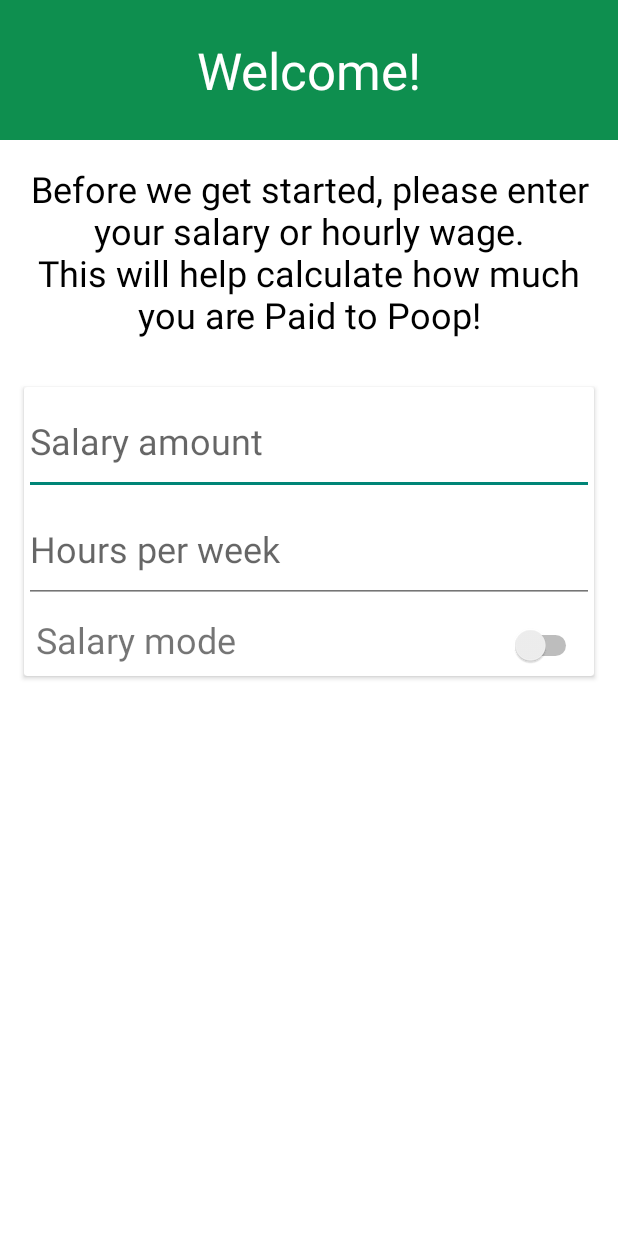
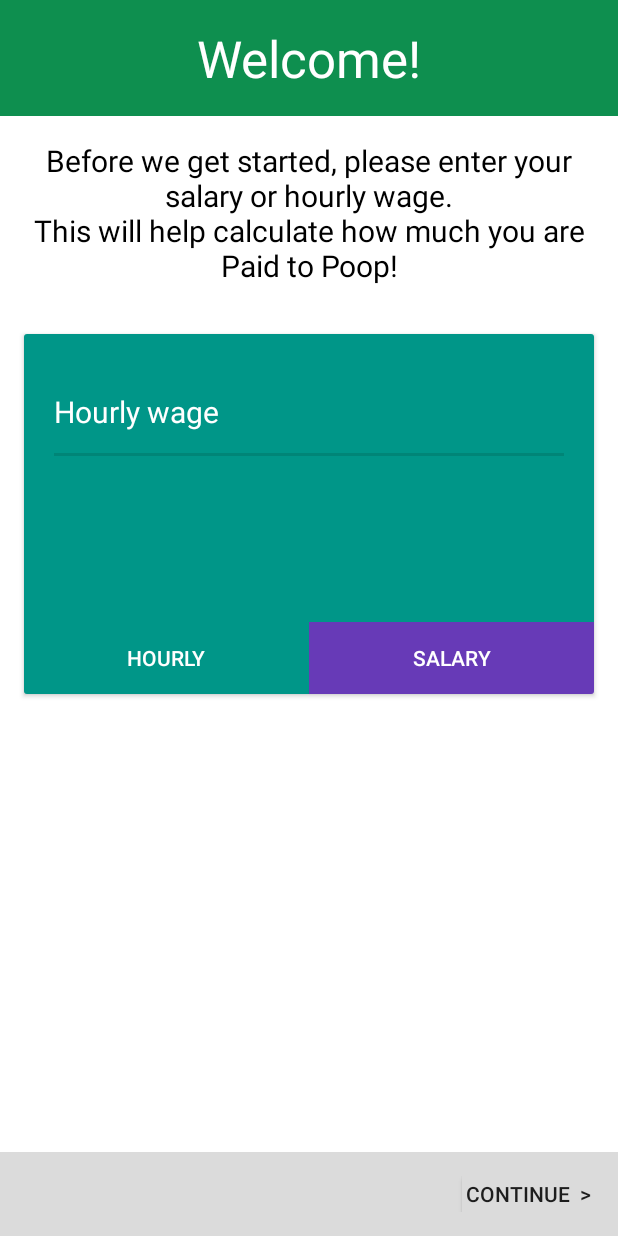
Before and after one commit to BearDroid/PaidToPoop, an Android app: the screen it shows after launch (IntroActivity), on a phone screen of 412 x 824 dp. Run offline under Robolectric (Android 15) with nearby library versions, the phone set to English and light mode, and no system bars; libraries missing offline, so code that uses them is left out: com.getbase.floatingactionbutton; 7 statements that could not run were skipped.

Commit message:
Finished up the intro screen. It all works, but needs a bit of visual polish. Tweaked the settings menu a bit as far as setting the switch on if the intro was used and making the info appear on first startup.

```diff
--- a/app/src/main/java/com/beardroid/paid2poop/HomeFragment.java
+++ b/app/src/main/java/com/beardroid/paid2poop/HomeFragment.java
@@ -13,7 +13,6 @@ import android.os.Build;
 import android.os.Bundle;
 import android.support.v7.widget.LinearLayoutManager;
 import android.support.v7.widget.RecyclerView;
-import android.support.v7.widget.Toolbar;
 import android.view.LayoutInflater;
 import android.view.View;
 import android.view.ViewGroup;
@@ -30,8 +29,6 @@ import java.util.ArrayList;
 import java.util.Calendar;
 import java.util.List;
 import java.util.Locale;
-import java.util.Timer;
-import java.util.TimerTask;
 
 /**
  * Created by Max on 11/13/2014.
@@ -42,38 +39,30 @@ public class HomeFragment extends Fragment {
     public Context context = getActivity();
     public SharedPreferences pref;
     DataHandler handler;
-    Timer t;
-    TimerTask task;
-    private RecyclerView mRecyclerView;
     private RecyclerView.Adapter mAdapter;
-    private RecyclerView.LayoutManager mLayoutManager;
-    private Toolbar mToolbar;
 
     @Override
     public View onCreateView(final LayoutInflater inflater, ViewGroup container, Bundle savedInstanceState) {
         final View view = inflater.inflate(R.layout.fragment_home, container, false);
         pref = getActivity().getSharedPreferences(MY_PREFS, Context.MODE_PRIVATE);
         openDB();
-        /**
-         String checker = pref.getString("hourlyWage", null);
-         Double checkerDbl = Double.parseDouble(checker);
-         if(checker.isEmpty() || checkerDbl == 0.0){
-         introView();
-         }**/
+
         final RecyclerView recyclerView = (RecyclerView) view.findViewById(R.id.pooplist);
         recyclerView.setHasFixedSize(true);
         LinearLayoutManager llm = new LinearLayoutManager(getActivity());
         llm.setOrientation(LinearLayoutManager.VERTICAL);
         recyclerView.setLayoutManager(llm);
 
+        checker();
         populateListViewFromDB(recyclerView);
         makeHeaderNumber(view);
-        mToolbar = (Toolbar) getActivity().findViewById(R.id.toolbar);
+
+
         final FloatingActionsMenu mainFab = (FloatingActionsMenu) view.findViewById(R.id.mainFab);
         FloatingActionButton editFab = (FloatingActionButton) view.findViewById(R.id.editFab);
         FloatingActionButton timerFab = (FloatingActionButton) view.findViewById(R.id.timerFab);
-        editFab.setSize(1);
-        timerFab.setSize(1);
+        editFab.setSize(FloatingActionButton.SIZE_MINI);
+        timerFab.setSize(FloatingActionButton.SIZE_MINI);
         timerFab.setOnClickListener(new View.OnClickListener() {
             @Override
             public void onClick(View v) {
@@ -150,12 +139,7 @@ public class HomeFragment extends Fragment {
 
     @Override
     public void onResume() {
-        boolean checker = false;
-        if (!checker) {
-            Intent intent = new Intent(getActivity(), IntroActivity.class);
-            intent.setFlags(Intent.FLAG_ACTIVITY_CLEAR_TOP);
-            startActivity(intent);
-        }
+        checker();
         RecyclerView recyclerView = (RecyclerView) getView().findViewById(R.id.pooplist);
         populateListViewFromDB(recyclerView);
         makeHeaderNumber(getView());
@@ -191,8 +175,13 @@ public class HomeFragment extends Fragment {
         return date;
     }
 
-    public void introView() {
-
+    public void checker() {
+        String check = pref.getString("hourlyWage", "nada");
+        if (check.equals("nada")) {
+            Intent intent = new Intent(getActivity(), IntroActivity.class);
+            intent.setFlags(Intent.FLAG_ACTIVITY_CLEAR_TOP);
+            startActivity(intent);
+        }
     }
 
     //here lie database stuff
--- a/app/src/main/java/com/beardroid/paid2poop/IntroActivity.java
+++ b/app/src/main/java/com/beardroid/paid2poop/IntroActivity.java
@@ -1,25 +1,54 @@
 package com.beardroid.paid2poop;
 
+import android.content.Context;
+import android.content.SharedPreferences;
 import android.os.Bundle;
 import android.support.v7.app.ActionBarActivity;
-import android.widget.CompoundButton;
-import android.widget.Switch;
+import android.view.View;
+import android.widget.Button;
+import android.widget.EditText;
+import android.widget.LinearLayout;
+import android.widget.Toast;
+
+import java.text.DecimalFormat;
 
 /**
  * Created by Max on 12/6/2014.
  */
-public class IntroActivity extends ActionBarActivity {
+public class IntroActivity extends ActionBarActivity implements View.OnClickListener {
+    public static final String MY_PREFS = "myPrefs";
+    public SharedPreferences pref;
+    Button salaryBtn;
+    Button hourlyBtn;
+    Button continueBtn;
+    EditText salaryEditText;
+    EditText hourlyEditText; //used for hourly wage
+    EditText hoursEditText; //used for salary hours (yeah I couldn't think of a better name)
+    LinearLayout hourlyLayout;
+    LinearLayout salaryLayout;
+    boolean isHourly;
+    SharedPreferences.Editor editor;
+
     @Override
     public void onCreate(Bundle savedInstanceState) {
         super.onCreate(savedInstanceState);
         setContentView(R.layout.intro_view);
-        Switch salarySwitch = (Switch)  findViewById(R.id.salarySwitch);
-        salarySwitch.setOnCheckedChangeListener(new CompoundButton.OnCheckedChangeListener() {
-            @Override
-            public void onCheckedChanged(CompoundButton buttonView, boolean isChecked) {
+        salaryBtn = (Button) findViewById(R.id.salaryBtn);
+        hourlyBtn = (Button) findViewById(R.id.hourlyBtn);
+        continueBtn = (Button) findViewById(R.id.continueBtn);
+        salaryEditText = (EditText) findViewById(R.id.salaryEditText);
+        hourlyEditText = (EditText) findViewById(R.id.hourlyEditText); //hourly wage
+        hoursEditText = (EditText) findViewById(R.id.hoursEditText); //salary hours
+        hourlyLayout = (LinearLayout) findViewById(R.id.hourlyLayout);
+        salaryLayout = (LinearLayout) findViewById(R.id.salary);
+        isHourly = true;
+        pref = getSharedPreferences(MY_PREFS, Context.MODE_PRIVATE);
+        editor = pref.edit();
 
-            }
-        });
+
+        salaryBtn.setOnClickListener(this);
+        hourlyBtn.setOnClickListener(this);
+        continueBtn.setOnClickListener(this);
     }
 
     @Override
@@ -27,4 +56,65 @@ public class IntroActivity extends ActionBarActivity {
         moveTaskToBack(true);
         super.onBackPressed();
     }
+
+    @Override
+    public void onClick(View v) {
+        switch (v.getId()) {
+            case R.id.salaryBtn:
+                clickSalary();
+                break;
+            case R.id.hourlyBtn:
+                clickHourly();
+                break;
+            case R.id.continueBtn:
+                clickContinue();
+                break;
+        }
+    }
+
+    public void clickSalary() {
+        isHourly = false;
+        salaryLayout.setVisibility(View.VISIBLE);
+        hourlyLayout.setVisibility(View.GONE);
+    }
+
+    public void clickHourly() {
+        isHourly = true;
+        salaryLayout.setVisibility(View.GONE);
+        hourlyLayout.setVisibility(View.VISIBLE);
+
+    }
+
+    public void clickContinue() {
+        if (isHourly) {
+            String hourlyWage = hourlyEditText.getText().toString();
+            if(hourlyWage.length()> 0) {
+                editor.putString("hourlyWage", hourlyWage);
+                editor.apply();
+                finish();
+            } else{
+                Toast.makeText(this, "Please enter your information!", Toast.LENGTH_LONG).show();
+            }
+        }
+        if (!isHourly) {
+            String salary = salaryEditText.getText().toString();
+            String hours = hoursEditText.getText().toString();
+            if(salary.length() > 0 && hours.length() > 0){
+                Double salaryDbl = Double.parseDouble(salary);
+                Double hoursDbl = Double.parseDouble(hours);
+                Double hoursYearly = hoursDbl *52;
+                Double hourlyWage = salaryDbl/hoursYearly;
+                DecimalFormat df = new DecimalFormat("0.00");
+                String hourlyWageStr = "" + df.format(hourlyWage);
+                editor.putString("hourlyWage", hourlyWageStr);
+                editor.putString("salary", salary);
+                editor.putString("salHours", hours);
+                editor.apply();
+                finish();
+            } else {
+                Toast.makeText(this, "Please enter both numbers!", Toast.LENGTH_LONG).show();
+            }
+        }
+
+    }
 }
--- a/app/src/main/res/layout/intro_view.xml
+++ b/app/src/main/res/layout/intro_view.xml
@@ -11,7 +11,7 @@
         android:layout_height="wrap_content"
         android:background="@color/colorPrimary"
         android:gravity="center"
-        android:padding="24dp"
+        android:padding="16dp"
         android:text="@string/welcome"
         android:textColor="@color/white"
         android:textSize="34sp" />
@@ -26,7 +26,7 @@
         android:gravity="center"
         android:text="@string/intro"
         android:textColor="@color/black"
-        android:textSize="24sp" />
+        android:textSize="20sp" />
 
     <android.support.v7.widget.CardView
         android:layout_width="match_parent"
@@ -39,75 +39,113 @@
             android:id="@+id/card"
             android:layout_width="match_parent"
             android:layout_height="wrap_content"
-            android:orientation="vertical">
+            android:layout_margin="0dp"
+            android:orientation="vertical"
+            android:padding="0dp">
 
             <LinearLayout
+                android:id="@+id/hourlyLayout"
                 android:layout_width="match_parent"
-                android:layout_height="wrap_content"
-                android:id="@+id/hourlyLayout"
+                android:layout_height="192dp"
+                android:paddingRight="16dp"
+                android:paddingLeft="16dp"
+                android:paddingTop="16dp"
                 android:paddingBottom="72dp"
-                android:visibility="gone">
+                android:visibility="visible"
+                android:background="#009688">
 
                 <EditText
                     android:id="@+id/hourlyEditText"
                     android:layout_width="match_parent"
                     android:layout_height="72dp"
                     android:hint="Hourly wage"
-                    android:textColor="@color/black"
-                    android:textSize="24sp"
-                    />
+                    android:inputType="numberDecimal"
+                    android:maxLength="5"
+                    android:textColorHint="@color/white"
+                    android:textSize="20sp"
+                    android:textColor="@color/white"/>
 
             </LinearLayout>
+
             <LinearLayout
+                android:id="@+id/salary"
                 android:layout_width="match_parent"
-                android:layout_height="wrap_content"
-                android:id="@+id/salary"
-                android:paddingBottom="0dp"
-                android:orientation="vertical">
+                android:layout_height="192dp"
+                android:background="#673AB7"
+                android:orientation="vertical"
+                android:padding="16dp"
+                android:visibility="gone">
 
                 <EditText
                     android:id="@+id/salaryEditText"
                     android:layout_width="match_parent"
                     android:layout_height="72dp"
                     android:hint="Salary amount"
-                    android:textColor="@color/black"
-                    android:textSize="24sp"
                     android:inputType="number"
                     android:maxLength="9"
-                    />
+                    android:textColorHint="@color/white"
+                    android:textSize="20sp"
+                    android:textColor="@color/white"/>
+
                 <EditText
                     android:id="@+id/hoursEditText"
                     android:layout_width="match_parent"
                     android:layout_height="72dp"
                     android:hint="Hours per week"
-                    android:textColor="@color/black"
-                    android:textSize="24sp"
                     android:inputType="number"
-                    android:maxLength="3"/>
+                    android:maxLength="3"
+                    android:textColorHint="@color/white"
+                    android:textSize="20sp"
+                    android:textColor="@color/white"/>
             </LinearLayout>
 
             <LinearLayout
                 android:id="@+id/switchLayout"
                 android:layout_width="match_parent"
-                android:layout_height="wrap_content"
-                android:layout_margin="8dp"
+                android:layout_height="48dp"
+                android:layout_margin="0dp"
                 android:orientation="horizontal">
 
-                <TextView
-                    android:id="@+id/switchText"
-                    android:layout_width="wrap_content"
-                    android:layout_height="wrap_content"
+                <Button
+                    android:id="@+id/hourlyBtn"
+                    android:layout_width="match_parent"
+                    android:layout_height="match_parent"
+                    android:layout_margin="0dp"
                     android:layout_weight="1"
-                    android:text="Salary mode"
-                    android:textSize="24sp" />
+                    android:background="#009688"
+                    android:padding="0dp"
+                    android:text="Hourly"
+                    android:textColor="@color/white" />
 
-                <Switch
-                    android:id="@+id/salarySwitch"
-                    android:layout_width="wrap_content"
-                    android:layout_height="wrap_content" />
+                <Button
+                    android:id="@+id/salaryBtn"
+                    android:layout_width="match_parent"
+                    android:layout_height="match_parent"
+                    android:layout_margin="0dp"
+                    android:layout_weight="1"
+                    android:background="#673AB7"
+                    android:padding="0dp"
+                    android:text="Salary"
+                    android:textColor="@color/white" />
             </LinearLayout>
         </LinearLayout>
 
     </android.support.v7.widget.CardView>
 
+    <RelativeLayout
+        android:layout_width="match_parent"
+        android:layout_height="56dp"
+        android:layout_alignParentBottom="true"
+        android:background="@color/selected_gray"
+        android:padding="16dp">
+
+        <Button
+            android:id="@+id/continueBtn"
+            android:layout_width="wrap_content"
+            android:layout_height="match_parent"
+            android:layout_alignParentEnd="true"
+            android:layout_alignParentRight="true"
+            android:background="@color/selected_gray"
+            android:text="Continue  >" />
+    </RelativeLayout>
 </RelativeLayout>
```
Also changed, not shown: app/src/main/java/com/beardroid/paid2poop/MyPreferenceFragment.java (+22 -1 lines).
